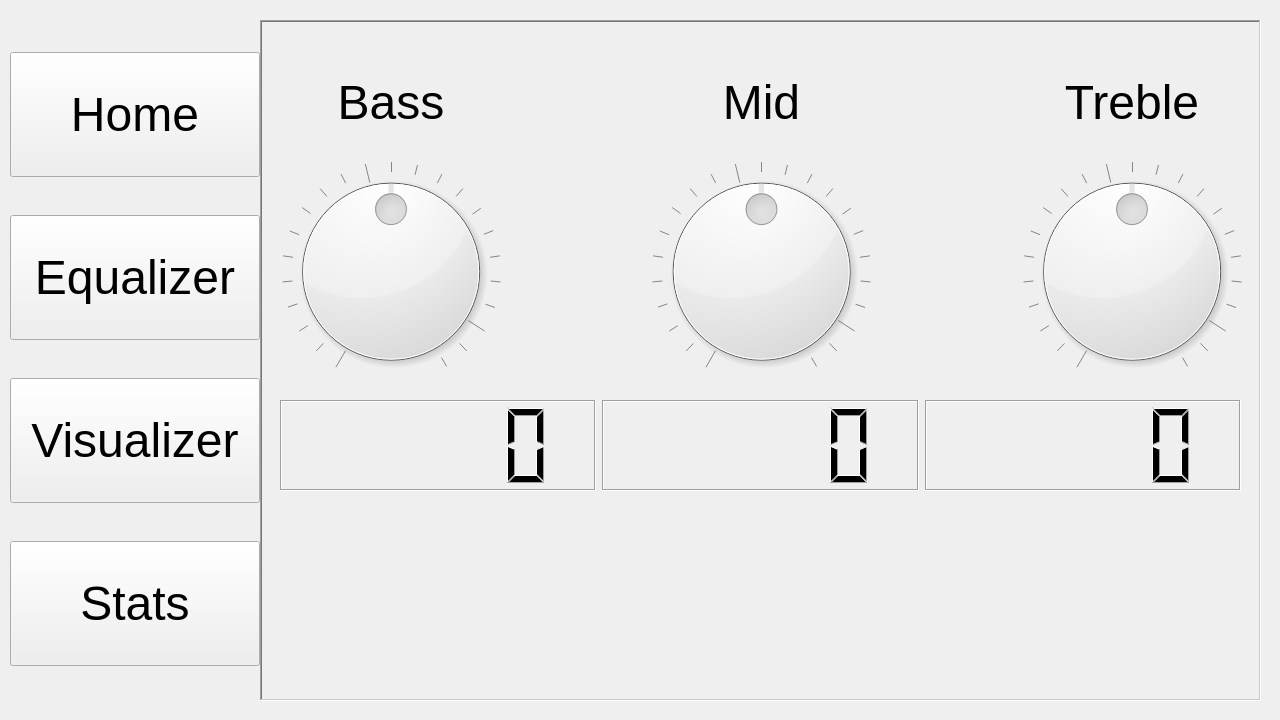
Above: BadMouth_Gui/form.ui from 490-BadMouth/BadMouth before the change. Below: the same form after it.
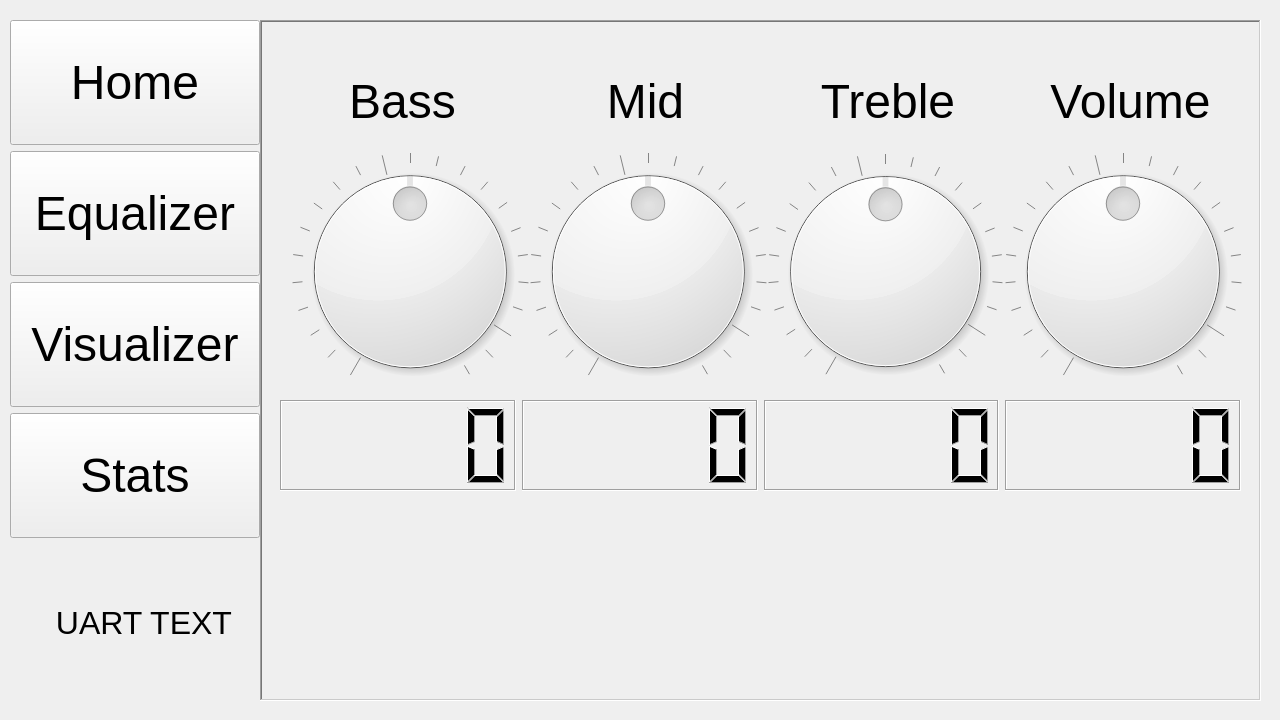
That is the form after the change. Icons and pictures are not drawn.

```diff
--- a/BadMouth_Gui/form.ui
+++ b/BadMouth_Gui/form.ui
@@ -623,6 +623,21 @@
        </property>
       </widget>
      </item>
+     <item>
+      <widget class="QLabel" name="label_UART_in">
+       <property name="font">
+        <font>
+         <pointsize>24</pointsize>
+        </font>
+       </property>
+       <property name="text">
+        <string>UART TEXT</string>
+       </property>
+       <property name="alignment">
+        <set>Qt::AlignCenter</set>
+       </property>
+      </widget>
+     </item>
     </layout>
    </widget>
    <widget class="QFrame" name="frame_content">
@@ -1212,15 +1227,15 @@
       <widget class="QWidget" name="horizontalLayoutWidget">
        <property name="geometry">
         <rect>
-         <x>20</x>
-         <y>120</y>
-         <width>961</width>
-         <height>261</height>
+         <x>30</x>
+         <y>130</y>
+         <width>951</width>
+         <height>241</height>
         </rect>
        </property>
        <layout class="QHBoxLayout" name="horizontalLayout">
         <property name="spacing">
-         <number>150</number>
+         <number>0</number>
         </property>
         <property name="sizeConstraint">
          <enum>QLayout::SetDefaultConstraint</enum>
@@ -1264,6 +1279,25 @@
           </property>
          </widget>
         </item>
+        <item>
+         <widget class="QDial" name="dial_vol">
+          <property name="minimumSize">
+           <size>
+            <width>0</width>
+            <height>0</height>
+           </size>
+          </property>
+          <property name="minimum">
+           <number>-11</number>
+          </property>
+          <property name="maximum">
+           <number>11</number>
+          </property>
+          <property name="notchesVisible">
+           <bool>true</bool>
+          </property>
+         </widget>
+        </item>
        </layout>
       </widget>
       <widget class="QWidget" name="horizontalLayoutWidget_2">
@@ -1271,13 +1305,13 @@
         <rect>
          <x>20</x>
          <y>40</y>
-         <width>961</width>
-         <height>82</height>
+         <width>971</width>
+         <height>81</height>
         </rect>
        </property>
        <layout class="QHBoxLayout" name="horizontalLayout_eq_labels">
         <property name="spacing">
-         <number>150</number>
+         <number>0</number>
         </property>
         <item>
          <widget class="QLabel" name="label_bass">
@@ -1324,6 +1358,21 @@
           </property>
          </widget>
         </item>
+        <item>
+         <widget class="QLabel" name="label_vol">
+          <property name="font">
+           <font>
+            <pointsize>36</pointsize>
+           </font>
+          </property>
+          <property name="text">
+           <string>Volume</string>
+          </property>
+          <property name="alignment">
+           <set>Qt::AlignCenter</set>
+          </property>
+         </widget>
+        </item>
        </layout>
       </widget>
       <widget class="QWidget" name="horizontalLayoutWidget_3">
@@ -1357,6 +1406,13 @@
           </property>
          </widget>
         </item>
+        <item>
+         <widget class="QLCDNumber" name="lcdNumber_vol">
+          <property name="frameShadow">
+           <enum>QFrame::Sunken</enum>
+          </property>
+         </widget>
+        </item>
        </layout>
       </widget>
      </widget>
```
Left out of the diff: 32 changed lines with no effect on the pictures.
